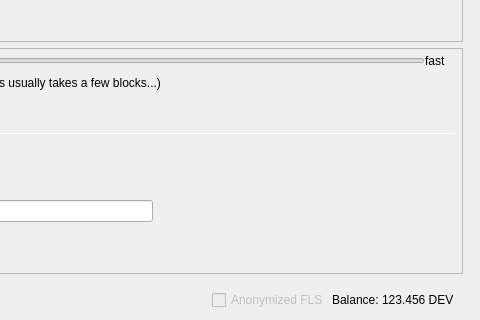
Before: the Qt Designer form src/qt/forms/sendcoinsdialog.ui in Deviantcoin/Wallet-2021, drawn with Qt 5; both pictures show x 498 to 978 and y 375 to 695 of the 978 by 695 pixel window.
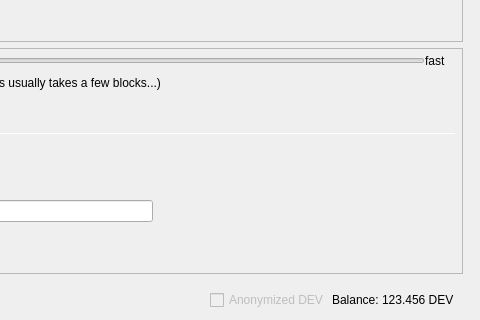
After: the same form once the commit is applied. Icons and pictures are not drawn. Custom widgets are drawn as their Qt base class.

What changed in the file:
```diff
--- a/src/qt/forms/sendcoinsdialog.ui
+++ b/src/qt/forms/sendcoinsdialog.ui
@@ -1714,7 +1714,7 @@
                 <bool>false</bool>
                </property>
                <property name="text">
-                <string>Anonymized FLS</string>
+                <string>Anonymized DEV</string>
                </property>
               </widget>
              </item>
```
Left out of the diff: 10 changed lines with no effect on the pictures.
